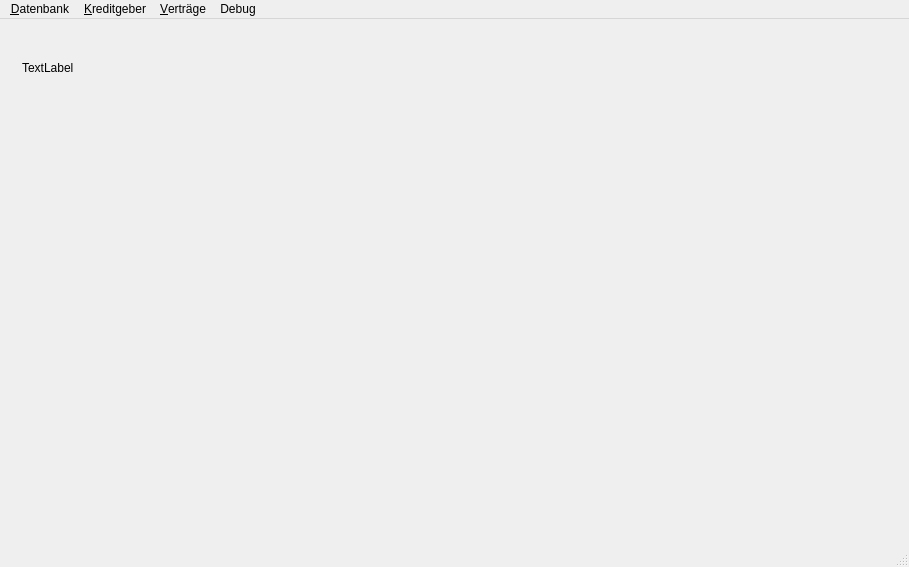
Schachigel/DKV2, file DKV2/mainwindow.ui: the form before one commit.
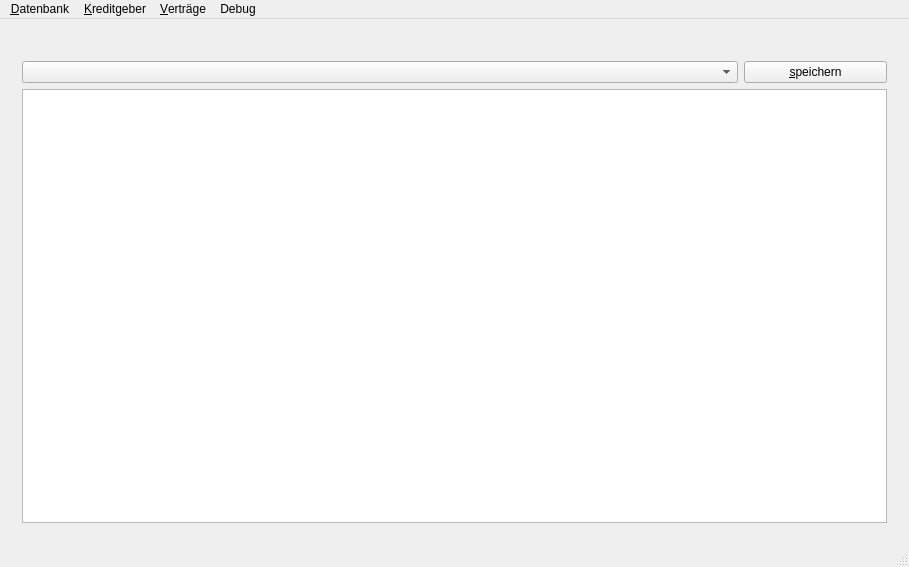
The form after the commit.

The edit to the form file:
```diff
--- a/DKV2/mainwindow.ui
+++ b/DKV2/mainwindow.ui
@@ -531,14 +531,28 @@
       <widget class="QWidget" name="Overview">
        <layout class="QVBoxLayout" name="verticalLayout_5">
         <item>
-         <widget class="QLabel" name="lblOverview">
-          <property name="text">
-           <string>TextLabel</string>
-          </property>
-          <property name="alignment">
-           <set>Qt::AlignLeading|Qt::AlignLeft|Qt::AlignTop</set>
-          </property>
-         </widget>
+         <layout class="QHBoxLayout" name="horizontalLayout_7" stretch="5,1">
+          <item>
+           <widget class="QComboBox" name="comboUebersicht">
+            <property name="editable">
+             <bool>false</bool>
+            </property>
+            <property name="currentIndex">
+             <number>-1</number>
+            </property>
+           </widget>
+          </item>
+          <item>
+           <widget class="QPushButton" name="pbPrint">
+            <property name="text">
+             <string>&amp;speichern</string>
+            </property>
+           </widget>
+          </item>
+         </layout>
+        </item>
+        <item>
+         <widget class="QTextEdit" name="txtOverview"/>
         </item>
        </layout>
       </widget>
```
